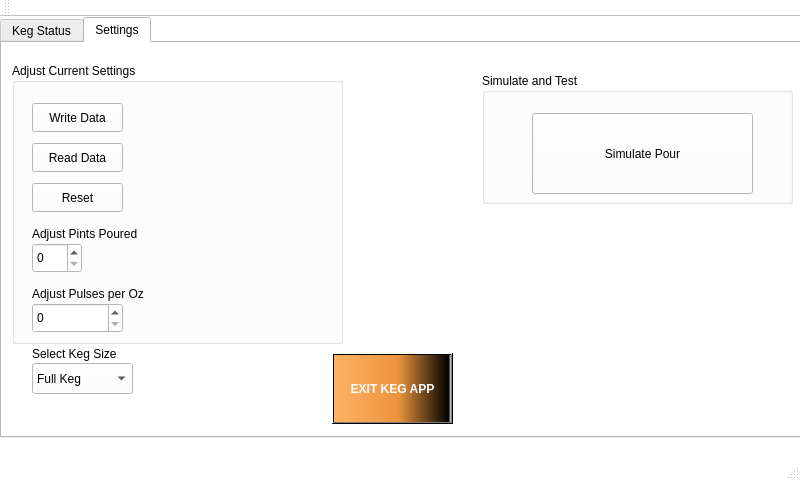
This is mainwindow.ui in davesimpson99/KegBot as Qt 5 draws it before an edit. The edited form follows.
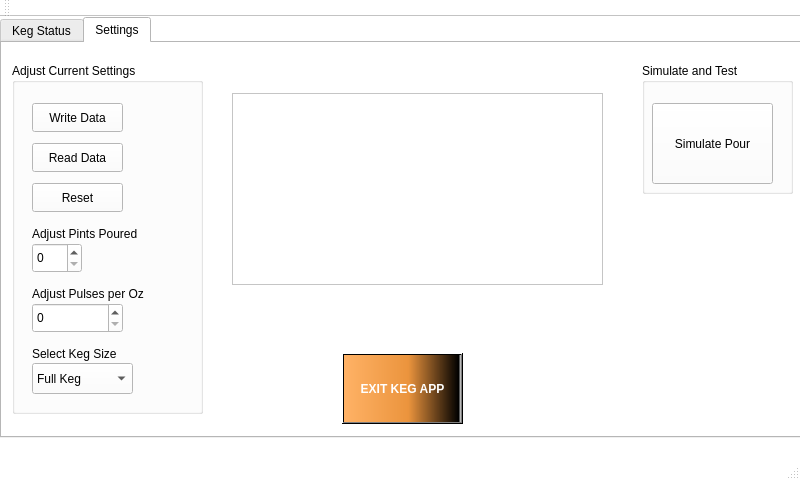
This is the edited form. Icons and pictures are not drawn.

Patch:
```diff
--- a/mainwindow.ui
+++ b/mainwindow.ui
@@ -1339,8 +1339,8 @@
        <rect>
         <x>10</x>
         <y>20</y>
-        <width>331</width>
-        <height>281</height>
+        <width>191</width>
+        <height>351</height>
        </rect>
       </property>
       <property name="title">
@@ -1438,9 +1438,9 @@
      <widget class="QGroupBox" name="groupBox_3">
       <property name="geometry">
        <rect>
-        <x>480</x>
-        <y>30</y>
-        <width>311</width>
+        <x>640</x>
+        <y>20</y>
+        <width>151</width>
         <height>131</height>
        </rect>
       </property>
@@ -1450,9 +1450,9 @@
       <widget class="QPushButton" name="SimPourBtn">
        <property name="geometry">
         <rect>
-         <x>50</x>
+         <x>10</x>
          <y>40</y>
-         <width>221</width>
+         <width>121</width>
          <height>81</height>
         </rect>
        </property>
@@ -1464,7 +1464,7 @@
      <widget class="QPushButton" name="ExitButton">
       <property name="geometry">
        <rect>
-        <x>330</x>
+        <x>340</x>
         <y>310</y>
         <width>121</width>
         <height>71</height>
@@ -2159,6 +2159,16 @@
        <string>Select Keg Size</string>
       </property>
      </widget>
+     <widget class="QTextBrowser" name="textBrowser">
+      <property name="geometry">
+       <rect>
+        <x>230</x>
+        <y>50</y>
+        <width>371</width>
+        <height>192</height>
+       </rect>
+      </property>
+     </widget>
      <zorder>groupBox_3</zorder>
      <zorder>groupBox_2</zorder>
      <zorder>ExitButton</zorder>
```
Left out of the diff: 1 changed line with no effect on the pictures.
